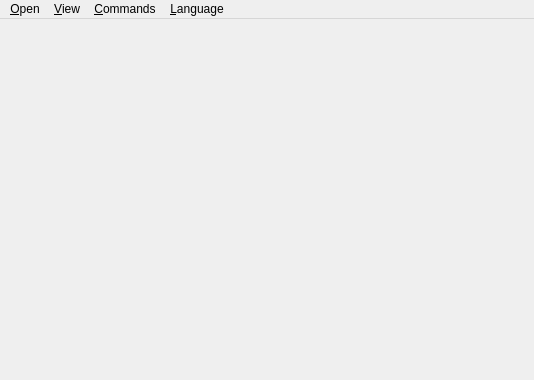
First picture: the form in src/form/MainWindow.ui, repository fatenguettat/lucy-theater-light, before the edit.
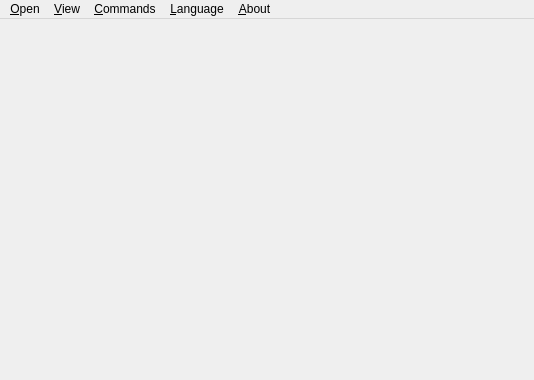
Second picture: the form after the edit.

The edit to the form file:
```diff
--- a/src/form/MainWindow.ui
+++ b/src/form/MainWindow.ui
@@ -51,10 +51,17 @@
     </property>
     <addaction name="action_Locale"/>
    </widget>
+   <widget class="QMenu" name="menu_About">
+    <property name="title">
+     <string>&amp;About</string>
+    </property>
+    <addaction name="actionAbout_Lucy"/>
+   </widget>
    <addaction name="menu_Open"/>
    <addaction name="menu_View"/>
    <addaction name="menu_Commands"/>
    <addaction name="menu_Language"/>
+   <addaction name="menu_About"/>
   </widget>
   <action name="action_open_plant_file">
    <property name="text">
```
Left out of the diff: 5 changed lines with no effect on the pictures.
